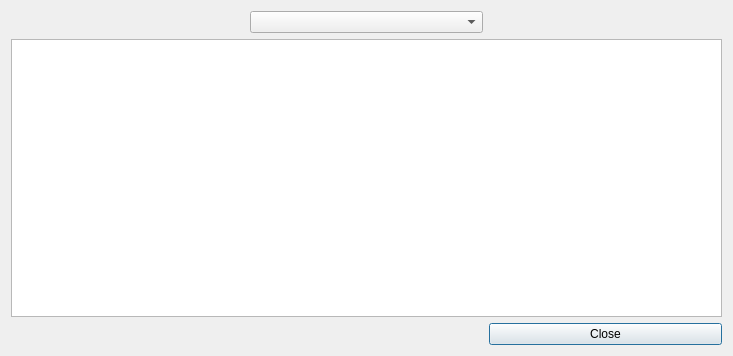
Above: src/Ui/RouteComparator.ui from nohal/qtVlm before the change. Below: the same form after it.
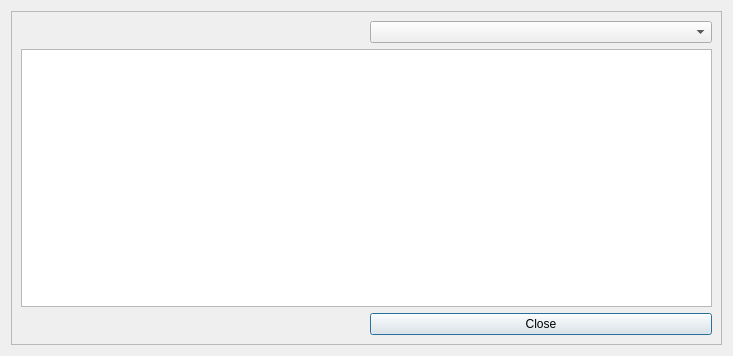
That is the form after the change.

The edit to the form file:
```diff
--- a/src/Ui/RouteComparator.ui
+++ b/src/Ui/RouteComparator.ui
@@ -14,17 +14,22 @@
    <string>Routes Comparator</string>
   </property>
   <layout class="QGridLayout" name="gridLayout">
-   <item row="0" column="1">
-    <widget class="QComboBox" name="routesCombo"/>
-   </item>
-   <item row="2" column="2">
-    <widget class="QPushButton" name="closeButton">
-     <property name="text">
-      <string>Close</string>
+   <item row="0" column="0">
+    <widget class="QScrollArea" name="scrollArea">
+     <property name="widgetResizable">
+      <bool>true</bool>
      </property>
-    </widget>
-   </item>
-   <item row="1" column="0" colspan="3">
+     <widget class="QWidget" name="scrollAreaWidgetContents">
+      <property name="geometry">
+       <rect>
+        <x>0</x>
+        <y>0</y>
+        <width>713</width>
+        <height>336</height>
+       </rect>
+      </property>
+      <layout class="QGridLayout" name="gridLayout_2">
+       <item row="1" column="0" colspan="2">
     <widget class="QTreeView" name="routesTable">
      <property name="editTriggers">
       <set>QAbstractItemView::NoEditTriggers</set>
@@ -35,6 +40,25 @@
      <property name="sortingEnabled">
       <bool>true</bool>
      </property>
+        </widget>
+       </item>
+       <item row="2" column="1">
+        <widget class="QPushButton" name="closeButton">
+         <property name="text">
+          <string>Close</string>
+         </property>
+        </widget>
+       </item>
+       <item row="0" column="1">
+        <widget class="QComboBox" name="routesCombo"/>
+       </item>
+      </layout>
+      <zorder>routesTable</zorder>
+      <zorder>closeButton</zorder>
+      <zorder>routesTable</zorder>
+      <zorder>closeButton</zorder>
+      <zorder>routesCombo</zorder>
+     </widget>
     </widget>
    </item>
   </layout>
```
Lines whose indentation alone changed are shown as unchanged.
